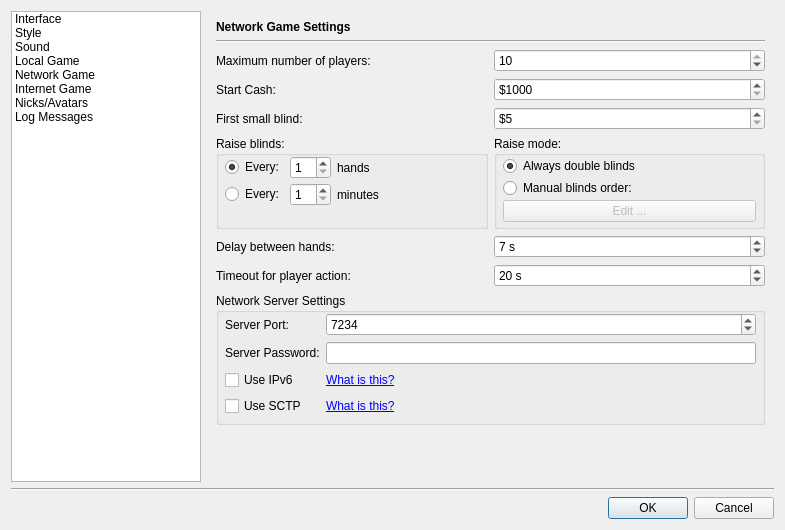
Before: the Qt Designer form src/gui/qt/settingsdialog.ui in pokerth/pokerth, drawn with Qt 5.
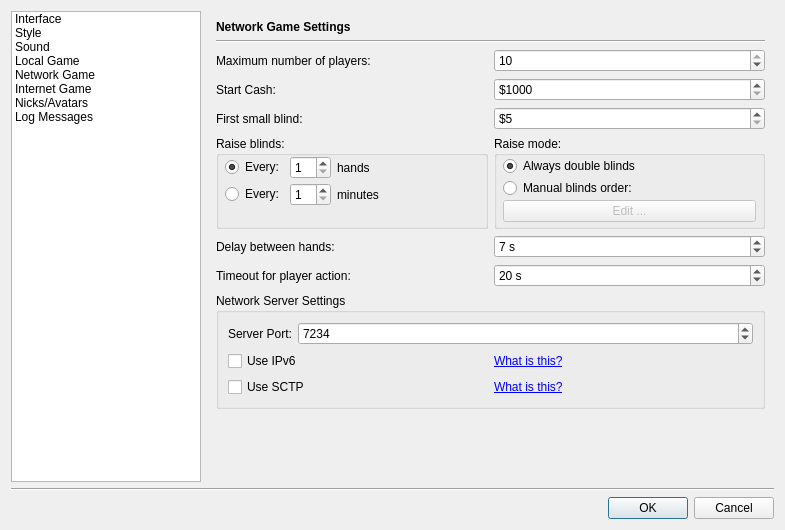
After: the same form once the commit is applied. The open tabs and pages were chosen to show the change. Icons and pictures are not drawn. Custom widgets are drawn as their Qt base class.

Commit message: fix guestlogin ok button bug; remove passwort fields for networkgame and internetserver

The edit to the form file:
```diff
--- a/src/gui/qt/settingsdialog.ui
+++ b/src/gui/qt/settingsdialog.ui
@@ -1363,80 +1363,48 @@
            <property name="title">
             <string>Network Server Settings</string>
            </property>
-           <layout class="QGridLayout">
-            <property name="leftMargin">
-             <number>6</number>
-            </property>
-            <property name="topMargin">
-             <number>0</number>
-            </property>
-            <property name="rightMargin">
-             <number>6</number>
-            </property>
-            <property name="bottomMargin">
-             <number>6</number>
-            </property>
-            <property name="spacing">
-             <number>6</number>
-            </property>
-            <item row="1" column="1">
-             <widget class="QLineEdit" name="lineEdit_serverPassword">
-              <property name="maxLength">
-               <number>60</number>
-              </property>
-              <property name="echoMode">
-               <enum>QLineEdit::Password</enum>
-              </property>
-             </widget>
+           <layout class="QGridLayout" name="gridLayout_2">
+            <item row="0" column="0" colspan="2">
+             <layout class="QHBoxLayout" name="horizontalLayout_5">
+              <item>
+               <widget class="QLabel" name="label_16">
+                <property name="text">
+                 <string>Server Port:</string>
+                </property>
+                <property name="buddy">
+                 <cstring>spinBox_serverPort</cstring>
+                </property>
+               </widget>
+              </item>
+              <item>
+               <widget class="QSpinBox" name="spinBox_serverPort">
+                <property name="sizePolicy">
+                 <sizepolicy hsizetype="MinimumExpanding" vsizetype="Fixed">
+                  <horstretch>0</horstretch>
+                  <verstretch>0</verstretch>
+                 </sizepolicy>
+                </property>
+                <property name="minimum">
+                 <number>80</number>
+                </property>
+                <property name="maximum">
+                 <number>65535</number>
+                </property>
+                <property name="value">
+                 <number>7234</number>
+                </property>
+               </widget>
+              </item>
+             </layout>
             </item>
             <item row="1" column="0">
-             <widget class="QLabel" name="label_37">
-              <property name="text">
-               <string>Server Password:</string>
-              </property>
-              <property name="buddy">
-               <cstring>lineEdit_serverPassword</cstring>
-              </property>
-             </widget>
-            </item>
-            <item row="0" column="1">
-             <widget class="QSpinBox" name="spinBox_serverPort">
-              <property name="minimum">
-               <number>80</number>
-              </property>
-              <property name="maximum">
-               <number>65535</number>
-              </property>
-              <property name="value">
-               <number>7234</number>
-              </property>
-             </widget>
-            </item>
-            <item row="0" column="0">
-             <widget class="QLabel" name="label_16">
-              <property name="text">
-               <string>Server Port:</string>
-              </property>
-              <property name="buddy">
-               <cstring>spinBox_serverPort</cstring>
-              </property>
-             </widget>
-            </item>
-            <item row="3" column="0">
-             <widget class="QCheckBox" name="checkBox_useSctp">
-              <property name="text">
-               <string>Use SCTP</string>
-              </property>
-             </widget>
-            </item>
-            <item row="2" column="0">
              <widget class="QCheckBox" name="checkBox_useIpv6">
               <property name="text">
                <string>Use IPv6</string>
               </property>
              </widget>
             </item>
-            <item row="2" column="1">
+            <item row="1" column="1">
              <widget class="QLabel" name="label_22">
               <property name="text">
                <string>&lt;a href=&quot;http://en.wikipedia.org/wiki/Ipv6&quot;&gt;What is this?&lt;/a&gt;</string>
@@ -1446,7 +1414,14 @@
               </property>
              </widget>
             </item>
-            <item row="3" column="1">
+            <item row="2" column="0">
+             <widget class="QCheckBox" name="checkBox_useSctp">
+              <property name="text">
+               <string>Use SCTP</string>
+              </property>
+             </widget>
+            </item>
+            <item row="2" column="1">
              <widget class="QLabel" name="label_24">
               <property name="text">
                <string>&lt;a href=&quot;http://en.wikipedia.org/wiki/Stream_Control_Transmission_Protocol&quot;&gt;What is this?&lt;/a&gt;</string>
```
Left out of the diff: 23 changed lines with no effect on the pictures. The commit also changes 4 other files.
